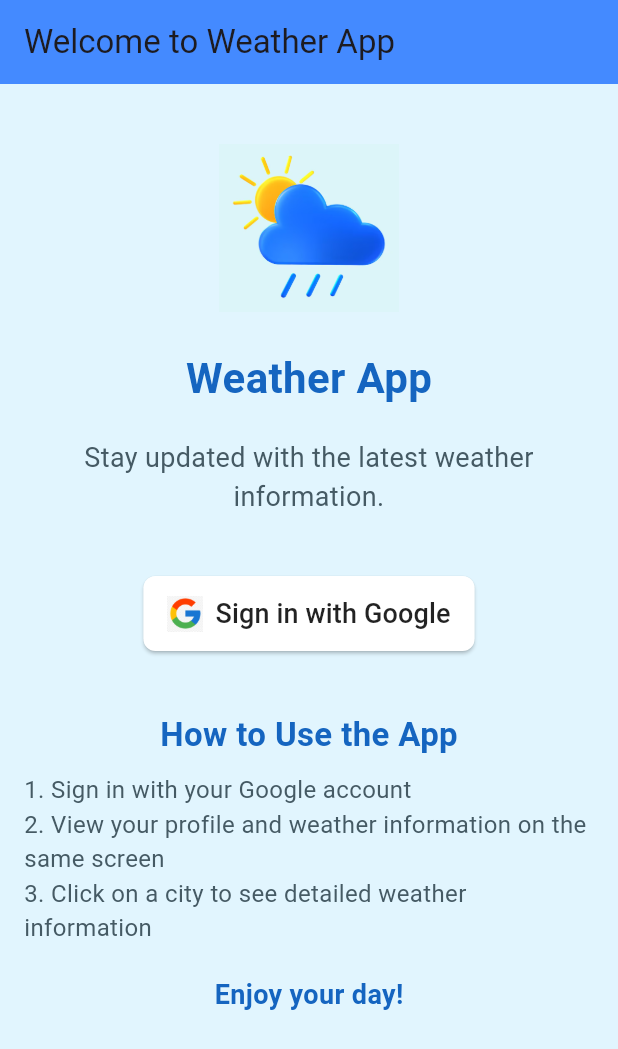
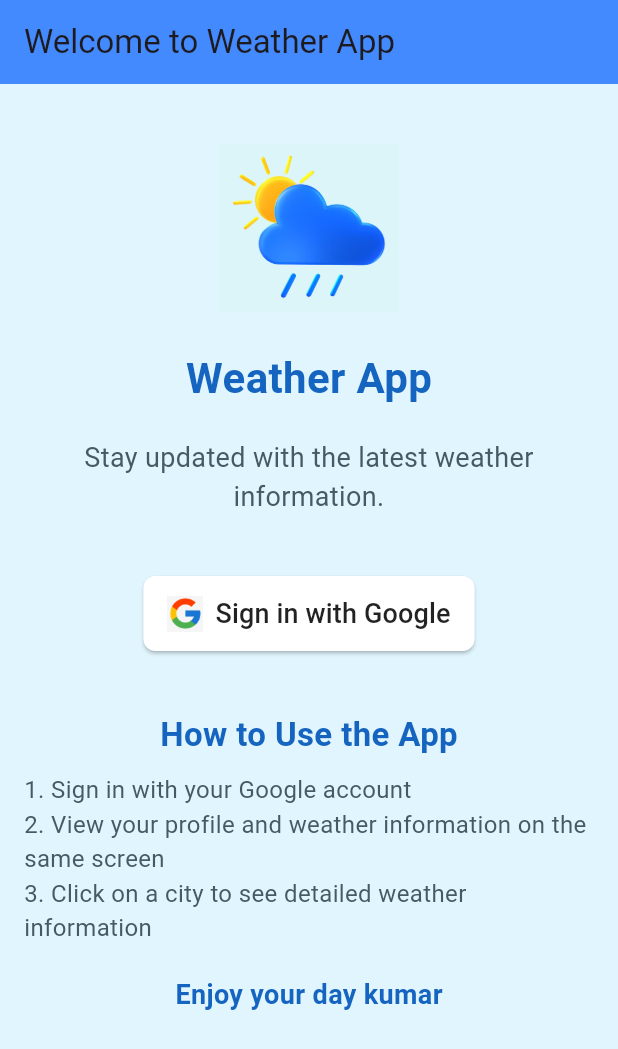
Before and after one commit to Nithish11/weather-_app_task, a Flutter app: the screen it shows after launch, on a phone screen of 412 x 824 dp. Shown: the top 1049 px of the screen. Run offline on Flutter 3.47's test engine with Material 3 defaults, Android fonts, the phone set to English and light mode, and no system bars; our stand-ins replace connectivity_plus, firebase_auth, firebase_core, google_sign_in; accounts and stored records are empty.

Commit message:
fix:changed the content

```diff
--- a/lib/main.dart
+++ b/lib/main.dart
@@ -85,7 +85,7 @@ class MyHomePage extends StatelessWidget {
               ),
               SizedBox(height: 20),
               Text(
-                'Enjoy your day!',
+                'Enjoy your day kumar',
                 style: TextStyle(
                   fontSize: 18,
                   fontWeight: FontWeight.bold,
```
